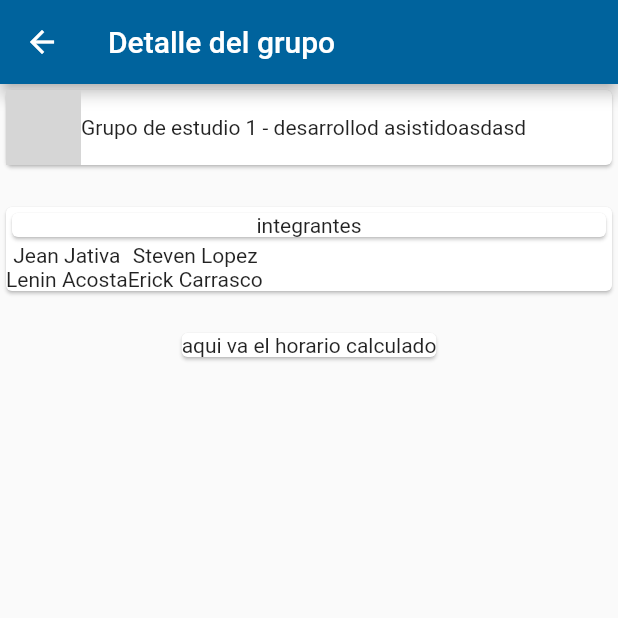
After one commit to OppositeDragon/programador_reuniones_flutter, a Flutter app: the screen it shows after launch, after a tap on "group detail", on a phone screen of 412 x 824 dp, the top half of it. The commit adds this screen. Run offline on Flutter 3.47's test engine with Material 2 defaults, Android fonts, the phone set to English and light mode, and no system bars; our stand-ins replace firebase_core, flutter_riverpod, go_router; accounts and stored records are empty; network calls fail; grey boxes are pictures that could not be loaded.

Commit message:
group detail started
almenos ya pude manejar un poco los card, column y row :c

```diff
--- a/lib/main.dart
+++ b/lib/main.dart
@@ -3,6 +3,7 @@ import 'package:flutter_riverpod/flutter_riverpod.dart';
 import 'package:programador_reuniones_flutter/theme/theme_controller.dart';
 import 'package:go_router/go_router.dart';
 import 'package:programador_reuniones_flutter/views/dashboard_view.dart';
+import 'package:programador_reuniones_flutter/views/group_detail.dart';
 import 'package:programador_reuniones_flutter/views/login_view.dart';
 import 'package:programador_reuniones_flutter/views/profile_view.dart';
 import 'firebase_options.dart';
@@ -23,6 +24,15 @@ class MyApp extends ConsumerWidget {
     final router = GoRouter(
       urlPathStrategy: UrlPathStrategy.path,
       routes: [
+        GoRoute(
+          path: '/groupDetail',
+          name: 'groupDetail',
+          pageBuilder: (BuildContext context, GoRouterState state) =>
+              MaterialPage<void>(
+            key: state.pageKey,
+            child: const GroupDetail(),
+          ),
+        ),
         GoRoute(
           path: '/profileView',
           name: 'profileView',
--- /dev/null
+++ b/lib/views/group_detail.dart
@@ -0,0 +1,78 @@
+import 'package:flutter/material.dart';
+
+class GroupDetail extends StatefulWidget {
+  const GroupDetail({Key? key}) : super(key: key);
+
+  @override
+  State<GroupDetail> createState() => _GroupDetailState();
+}
+
+class _GroupDetailState extends State<GroupDetail> {
+  @override
+  Widget build(BuildContext context) {
+    return Scaffold(
+        appBar: AppBar(
+          title: const Text("Detalle del grupo"),
+        ),
+        body: Column(children: <Widget>[
+          Card(
+            child: Row(
+              children: <Widget>[
+                Row(
+                  children: const <Widget>[
+                    Image(
+                      image: NetworkImage(
+                          "https://flutter.github.io/assets-for-api-docs/assets/widgets/owl.jpg"),
+                      height: 50,
+                    ),
+                    Text("Grupo de estudio 1 - desarrollod asistido")
+                  ],
+                ),
+                Row(
+                  children: const <Widget>[Text("asdasd")],
+                ),
+              ],
+            ),
+          ),
+          const SizedBox(
+            height: 20,
+          ),
+          Card(
+            child: Column(
+              children: <Widget>[
+                const Card(
+                  child: Center(
+                    child: Text("integrantes"),
+                  ),
+                ),
+                Row(
+                  children: <Widget>[
+                    Column(
+                      children: const <Widget>[
+                        Text("Jean Jativa"),
+                        Text("Lenin Acosta")
+                      ],
+                    ),
+                    const SizedBox(
+                      height: 10,
+                    ),
+                    Column(
+                      children: const <Widget>[
+                        Text("Steven Lopez"),
+                        Text("Erick Carrasco")
+                      ],
+                    ),
+                  ],
+                ),
+              ],
+            ),
+          ),
+          const SizedBox(
+            height: 20,
+          ),
+          const Card(
+            child: Text("aqui va el horario calculado"),
+          ),
+        ]));
+  }
+}
--- a/lib/views/principal.dart
+++ b/lib/views/principal.dart
@@ -26,6 +26,12 @@ class Principal extends StatelessWidget {
                     context.pushNamed('profileView');
                   },
                   child: const Text("profile view")),
+              const Text('group detail'),
+              ElevatedButton(
+                  onPressed: () {
+                    context.pushNamed('groupDetail');
+                  },
+                  child: const Text("group detail")),
             ],
           ),
         ),
```
